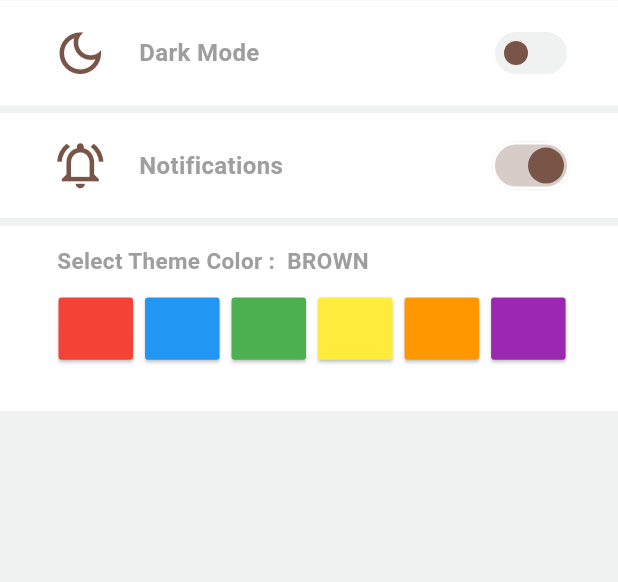
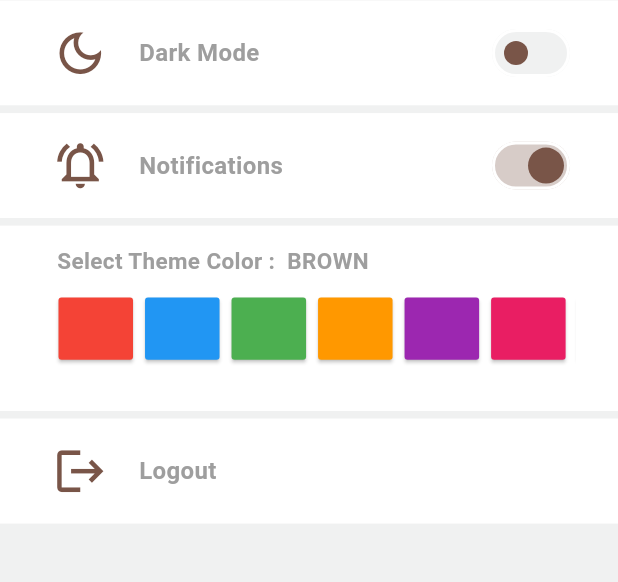
Before and after one commit to victor99099/MAD-Assignment-SharedPreferenceDemo, a Flutter app: the SettingScreen screen opened directly, on a phone screen of 412 x 824 dp, the part 196-778 px from its top. Run offline on Flutter 3.47's test engine with Material 3 defaults, Android fonts, the phone set to English and light mode, and no system bars; our stand-ins replace get, iconsax, lottie, shared_preferences, velocity_x; accounts and stored records are empty.

```diff
--- a/lib/View/mainSettingScreen.dart
+++ b/lib/View/mainSettingScreen.dart
@@ -3,12 +3,14 @@
 
 import 'package:get/get.dart';
 import 'package:iconsax/iconsax.dart';
+import 'package:shared_preference_mad/View/SplashScreen.dart';
 
 // import 'package:url_launcher/url_launcher_string.dart';
 import 'package:velocity_x/velocity_x.dart';
 
 import '../Controller/SettingController.dart';
 import '../Widgets/ColorsSelection.dart';
+import '../Widgets/SettingLogOut.dart';
 import '../Widgets/Switch.dart';
 
 // import '../Orders/OrdersScreen.dart';
@@ -125,7 +127,23 @@
                                     endIndent: 0,
                                     thickness: 5,
                                     height: 5),
-                                SettingHeadingColorSelection()
+                                SettingHeadingColorSelection(),
+                                Divider(
+                                    color: currentTheme.scaffoldBackgroundColor,
+                                    indent: 0,
+                                    endIndent: 0,
+                                    thickness: 5,
+                                    height: 5),
+                                SettingLogout(
+                                  headingTitle: "Logout",
+                                  headingSubtitle: "",
+                                  icon: Icons.logout,
+                                  onTap: () async {
+                                    Get.off(() => SplashScreen());
+
+                                    settingsController.clearSavedEmail();
+                                  },
+                                )
                               ],
                             ),
                           ),
--- /dev/null
+++ b/lib/Widgets/SettingLogOut.dart
@@ -0,0 +1,60 @@
+import 'package:flutter/material.dart';
+import 'package:get/get.dart';
+import 'package:velocity_x/velocity_x.dart';
+
+class SettingLogout extends StatelessWidget {
+  final String headingTitle;
+  final String headingSubtitle;
+  final GestureTapCallback onTap;
+  final IconData icon;
+  const SettingLogout({
+    super.key,
+    required this.headingTitle,
+    required this.headingSubtitle,
+    required this.icon,
+    required this.onTap,
+  });
+
+  @override
+  Widget build(BuildContext context) {
+    final currentTheme = Theme.of(context);
+    return InkWell(
+      onTap: onTap,
+      child: Container(
+        color: currentTheme.dividerColor,
+        height: Get.height * 0.085,
+        padding: const EdgeInsets.symmetric(horizontal: 20.0, vertical: 5.0),
+        child: Padding(
+          padding: const EdgeInsets.all(8.0),
+          child: Row(
+            mainAxisAlignment: MainAxisAlignment.spaceBetween,
+            crossAxisAlignment: CrossAxisAlignment.center,
+            children: [
+              Row(
+                spacing: Get.width * 0.05,
+                mainAxisAlignment: MainAxisAlignment.spaceBetween,
+                crossAxisAlignment: CrossAxisAlignment.center,
+                children: [
+                  Container(
+                    child: Icon(
+                      icon,
+                      color: currentTheme.primaryColor,
+                      size: Get.width * 0.09,
+                    ),
+                  ),
+                  Text(
+                    headingTitle,
+                    style: TextStyle(
+                        fontSize: 16,
+                        fontWeight: FontWeight.bold,
+                        color: currentTheme.primaryColorLight),
+                  ),
+                ],
+              ).pOnly(left: 7),
+            ],
+          ),
+        ),
+      ),
+    );
+  }
+}
--- a/lib/main.dart
+++ b/lib/main.dart
@@ -3,11 +3,10 @@
 import 'Controller/SettingController.dart';
 import 'View/SplashScreen.dart';
 
-
 void main() async {
   WidgetsFlutterBinding.ensureInitialized();
   final settingsController = Get.put(SettingsController());
-  await settingsController.loadPreferences(); // make this public and separate
+  // await settingsController.loadPreferences(); // make this public and separate
   runApp(MyApp());
 }
 
--- a/pubspec.yaml
+++ b/pubspec.yaml
@@ -38,6 +38,7 @@
   iconsax: ^0.0.8
   get: ^4.7.2
   shared_preferences: ^2.5.3
+  lottie: ^3.3.1
 
 dev_dependencies:
   flutter_test:
@@ -63,8 +64,9 @@
   uses-material-design: true
 
   # To add assets to your application, add an assets section, like this:
-  # assets:
-  #   - images/a_dot_burr.jpeg
+  assets:
+    - assets/icon.png
+    - assets/Loading.json
   #   - images/a_dot_ham.jpeg
 
   # An image asset can refer to one or more resolution-specific "variants", see
```
Also changed, not shown: assets/Loading.json (added, +1 -0 lines), lib/Controller/SettingController.dart (+15 -4 lines), lib/View/SignInScreen.dart (added, +209 -0 lines), lib/View/SplashScreen.dart (+20 -6 lines), lib/Widgets/EmailField.dart (added, +38 -0 lines), lib/Widgets/MainButton.dart (added, +37 -0 lines), lib/Widgets/PassField.dart (added, +56 -0 lines), pubspec.lock.
